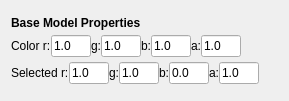
Qt form Rendering/Renderers/VertexRenderer/vertexrendererconfig.ui (Gloix/Camaron) before a commit.
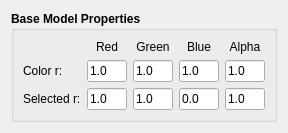
The same form after that commit.

```diff
--- a/Rendering/Renderers/VertexRenderer/vertexrendererconfig.ui
+++ b/Rendering/Renderers/VertexRenderer/vertexrendererconfig.ui
@@ -6,8 +6,8 @@
    <rect>
     <x>0</x>
     <y>0</y>
-    <width>289</width>
-    <height>101</height>
+    <width>274</width>
+    <height>116</height>
    </rect>
   </property>
   <property name="windowTitle">
@@ -15,22 +15,7 @@
   </property>
   <layout class="QVBoxLayout" name="verticalLayout">
    <item>
-    <widget class="QWidget" name="widget_4" native="true">
-     <property name="sizePolicy">
-      <sizepolicy hsizetype="Fixed" vsizetype="Fixed">
-       <horstretch>0</horstretch>
-       <verstretch>0</verstretch>
-      </sizepolicy>
-     </property>
-     <layout class="QVBoxLayout" name="verticalLayout_3">
-      <property name="spacing">
-       <number>5</number>
-      </property>
-      <property name="margin">
-       <number>0</number>
-      </property>
-      <item>
-       <widget class="QLabel" name="label_8">
+    <widget class="QGroupBox" name="groupBox_4">
         <property name="sizePolicy">
          <sizepolicy hsizetype="Fixed" vsizetype="Fixed">
           <horstretch>0</horstretch>
@@ -43,34 +28,27 @@
           <bold>true</bold>
          </font>
         </property>
-        <property name="text">
+     <property name="title">
          <string>Base Model Properties</string>
         </property>
-       </widget>
-      </item>
-      <item>
-       <widget class="QWidget" name="widget_5" native="true">
-        <property name="sizePolicy">
-         <sizepolicy hsizetype="Fixed" vsizetype="Fixed">
-          <horstretch>0</horstretch>
-          <verstretch>0</verstretch>
-         </sizepolicy>
-        </property>
-        <layout class="QHBoxLayout" name="horizontalLayout_3">
-         <property name="spacing">
-          <number>0</number>
-         </property>
+     <layout class="QGridLayout" name="gridLayout">
          <property name="margin">
-          <number>0</number>
-         </property>
-         <item>
+       <number>9</number>
+      </property>
+      <item row="1" column="0">
           <widget class="QLabel" name="label_9">
+        <property name="font">
+         <font>
+          <weight>50</weight>
+          <bold>false</bold>
+         </font>
+        </property>
            <property name="text">
             <string>Color r:</string>
            </property>
           </widget>
          </item>
-         <item>
+      <item row="1" column="1">
           <widget class="QLineEdit" name="lineEdit_MR_br">
            <property name="sizePolicy">
             <sizepolicy hsizetype="Fixed" vsizetype="Fixed">
@@ -84,19 +62,18 @@
              <height>16777215</height>
             </size>
            </property>
+        <property name="font">
+         <font>
+          <weight>50</weight>
+          <bold>false</bold>
+         </font>
+        </property>
            <property name="text">
             <string>1.0</string>
            </property>
           </widget>
          </item>
-         <item>
-          <widget class="QLabel" name="label_11">
-           <property name="text">
-            <string>g:</string>
-           </property>
-          </widget>
-         </item>
-         <item>
+      <item row="1" column="2">
           <widget class="QLineEdit" name="lineEdit_MR_bg">
            <property name="sizePolicy">
             <sizepolicy hsizetype="Fixed" vsizetype="Fixed">
@@ -110,51 +87,18 @@
              <height>16777215</height>
             </size>
            </property>
-           <property name="text">
-            <string>1.0</string>
-           </property>
-          </widget>
-         </item>
-         <item>
-          <widget class="QLabel" name="label_12">
+        <property name="font">
+         <font>
+          <weight>50</weight>
+          <bold>false</bold>
+         </font>
+        </property>
            <property name="text">
-            <string>b:</string>
-           </property>
-          </widget>
-         </item>
-         <item>
-          <widget class="QLineEdit" name="lineEdit_MR_bb">
-           <property name="sizePolicy">
-            <sizepolicy hsizetype="Fixed" vsizetype="Fixed">
-             <horstretch>0</horstretch>
-             <verstretch>0</verstretch>
-            </sizepolicy>
-           </property>
-           <property name="maximumSize">
-            <size>
-             <width>40</width>
-             <height>16777215</height>
-            </size>
-           </property>
-           <property name="text">
             <string>1.0</string>
            </property>
           </widget>
          </item>
-         <item>
-          <widget class="QLabel" name="label_13">
-           <property name="sizePolicy">
-            <sizepolicy hsizetype="Fixed" vsizetype="Preferred">
-             <horstretch>0</horstretch>
-             <verstretch>0</verstretch>
-            </sizepolicy>
-           </property>
-           <property name="text">
-            <string>a:</string>
-           </property>
-          </widget>
-         </item>
-         <item>
+      <item row="1" column="4">
           <widget class="QLineEdit" name="lineEdit_MR_ba">
            <property name="sizePolicy">
             <sizepolicy hsizetype="Fixed" vsizetype="Fixed">
@@ -168,33 +112,18 @@
              <height>16777215</height>
             </size>
            </property>
+        <property name="font">
+         <font>
+          <weight>50</weight>
+          <bold>false</bold>
+         </font>
+        </property>
            <property name="text">
             <string>1.0</string>
            </property>
           </widget>
          </item>
-        </layout>
-       </widget>
-      </item>
-      <item>
-       <widget class="QFrame" name="frame">
-        <property name="sizePolicy">
-         <sizepolicy hsizetype="Fixed" vsizetype="Fixed">
-          <horstretch>0</horstretch>
-          <verstretch>0</verstretch>
-         </sizepolicy>
-        </property>
-        <property name="frameShadow">
-         <enum>QFrame::Raised</enum>
-        </property>
-        <layout class="QHBoxLayout" name="horizontalLayout_4">
-         <property name="spacing">
-          <number>0</number>
-         </property>
-         <property name="margin">
-          <number>0</number>
-         </property>
-         <item>
+      <item row="2" column="0">
           <widget class="QLabel" name="label_3">
            <property name="sizePolicy">
             <sizepolicy hsizetype="Fixed" vsizetype="Preferred">
@@ -208,12 +137,18 @@
              <height>0</height>
             </size>
            </property>
+        <property name="font">
+         <font>
+          <weight>50</weight>
+          <bold>false</bold>
+         </font>
+        </property>
            <property name="text">
             <string>Selected r:</string>
            </property>
           </widget>
          </item>
-         <item>
+      <item row="2" column="1">
           <widget class="QLineEdit" name="lineEdit_MR_sr">
            <property name="sizePolicy">
             <sizepolicy hsizetype="Fixed" vsizetype="Fixed">
@@ -227,19 +162,18 @@
              <height>16777215</height>
             </size>
            </property>
+        <property name="font">
+         <font>
+          <weight>50</weight>
+          <bold>false</bold>
+         </font>
+        </property>
            <property name="text">
             <string>1.0</string>
            </property>
           </widget>
          </item>
-         <item>
-          <widget class="QLabel" name="label_10">
-           <property name="text">
-            <string>g:</string>
-           </property>
-          </widget>
-         </item>
-         <item>
+      <item row="2" column="2">
           <widget class="QLineEdit" name="lineEdit_MR_sg">
            <property name="sizePolicy">
             <sizepolicy hsizetype="Fixed" vsizetype="Fixed">
@@ -253,19 +187,18 @@
              <height>16777215</height>
             </size>
            </property>
+        <property name="font">
+         <font>
+          <weight>50</weight>
+          <bold>false</bold>
+         </font>
+        </property>
            <property name="text">
             <string>1.0</string>
            </property>
           </widget>
          </item>
-         <item>
-          <widget class="QLabel" name="label_14">
-           <property name="text">
-            <string>b:</string>
-           </property>
-          </widget>
-         </item>
-         <item>
+      <item row="2" column="3">
           <widget class="QLineEdit" name="lineEdit_MR_sb">
            <property name="sizePolicy">
             <sizepolicy hsizetype="Fixed" vsizetype="Fixed">
@@ -279,19 +212,18 @@
              <height>16777215</height>
             </size>
            </property>
+        <property name="font">
+         <font>
+          <weight>50</weight>
+          <bold>false</bold>
+         </font>
+        </property>
            <property name="text">
             <string>0.0</string>
            </property>
           </widget>
          </item>
-         <item>
-          <widget class="QLabel" name="label_15">
-           <property name="text">
-            <string>a:</string>
-           </property>
-          </widget>
-         </item>
-         <item>
+      <item row="2" column="4">
           <widget class="QLineEdit" name="lineEdit_MR_sa">
            <property name="sizePolicy">
             <sizepolicy hsizetype="Fixed" vsizetype="Fixed">
@@ -305,12 +237,104 @@
              <height>16777215</height>
             </size>
            </property>
+        <property name="font">
+         <font>
+          <weight>50</weight>
+          <bold>false</bold>
+         </font>
+        </property>
            <property name="text">
             <string>1.0</string>
            </property>
           </widget>
          </item>
-        </layout>
+      <item row="0" column="1">
+       <widget class="QLabel" name="label">
+        <property name="font">
+         <font>
+          <weight>50</weight>
+          <bold>false</bold>
+         </font>
+        </property>
+        <property name="text">
+         <string>Red</string>
+        </property>
+        <property name="alignment">
+         <set>Qt::AlignCenter</set>
+        </property>
+       </widget>
+      </item>
+      <item row="0" column="2">
+       <widget class="QLabel" name="label_2">
+        <property name="font">
+         <font>
+          <weight>50</weight>
+          <bold>false</bold>
+         </font>
+        </property>
+        <property name="text">
+         <string>Green</string>
+        </property>
+        <property name="alignment">
+         <set>Qt::AlignCenter</set>
+        </property>
+       </widget>
+      </item>
+      <item row="0" column="3">
+       <widget class="QLabel" name="label_4">
+        <property name="font">
+         <font>
+          <weight>50</weight>
+          <bold>false</bold>
+         </font>
+        </property>
+        <property name="text">
+         <string>Blue</string>
+        </property>
+        <property name="alignment">
+         <set>Qt::AlignCenter</set>
+        </property>
+       </widget>
+      </item>
+      <item row="0" column="4">
+       <widget class="QLabel" name="label_5">
+        <property name="font">
+         <font>
+          <weight>50</weight>
+          <bold>false</bold>
+         </font>
+        </property>
+        <property name="text">
+         <string>Alpha</string>
+        </property>
+        <property name="alignment">
+         <set>Qt::AlignCenter</set>
+        </property>
+       </widget>
+      </item>
+      <item row="1" column="3">
+       <widget class="QLineEdit" name="lineEdit_MR_bb">
+        <property name="sizePolicy">
+         <sizepolicy hsizetype="Fixed" vsizetype="Fixed">
+          <horstretch>0</horstretch>
+          <verstretch>0</verstretch>
+         </sizepolicy>
+        </property>
+        <property name="maximumSize">
+         <size>
+          <width>40</width>
+          <height>16777215</height>
+         </size>
+        </property>
+        <property name="font">
+         <font>
+          <weight>50</weight>
+          <bold>false</bold>
+         </font>
+        </property>
+        <property name="text">
+         <string>1.0</string>
+        </property>
        </widget>
       </item>
      </layout>
```
Lines whose indentation alone changed are shown as unchanged.
